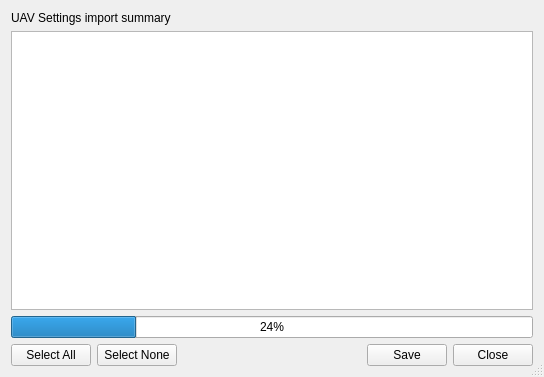
The window that ground/gcs/src/plugins/uavsettingsimportexport/importsummarydialog.ui (d-ronin/dRonin) describes before a commit, drawn with Qt 5.
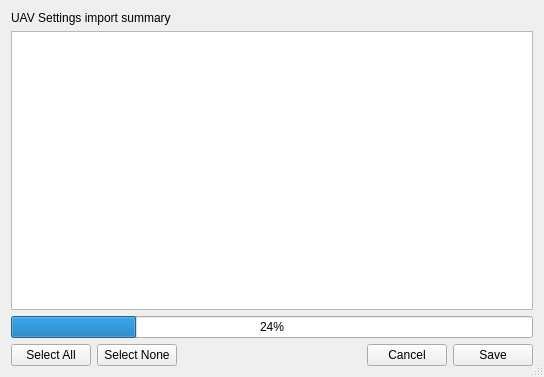
The same window after the commit. Icons and pictures are not drawn.

The edit to the form file:
```diff
--- a/ground/gcs/src/plugins/uavsettingsimportexport/importsummarydialog.ui
+++ b/ground/gcs/src/plugins/uavsettingsimportexport/importsummarydialog.ui
@@ -114,6 +114,16 @@
        </property>
       </widget>
      </item>
+     <item>
+      <widget class="QPushButton" name="closeButton">
+       <property name="toolTip">
+        <string>Close this dialog without further changes</string>
+       </property>
+       <property name="text">
+        <string>Cancel</string>
+       </property>
+      </widget>
+     </item>
      <item>
       <widget class="QPushButton" name="btnSaveToFlash">
        <property name="toolTip">
@@ -125,16 +135,6 @@
        </property>
       </widget>
      </item>
-     <item>
-      <widget class="QPushButton" name="closeButton">
-       <property name="toolTip">
-        <string>Close this dialog without further changes</string>
-       </property>
-       <property name="text">
-        <string>Close</string>
-       </property>
-      </widget>
-     </item>
     </layout>
    </item>
   </layout>
```
